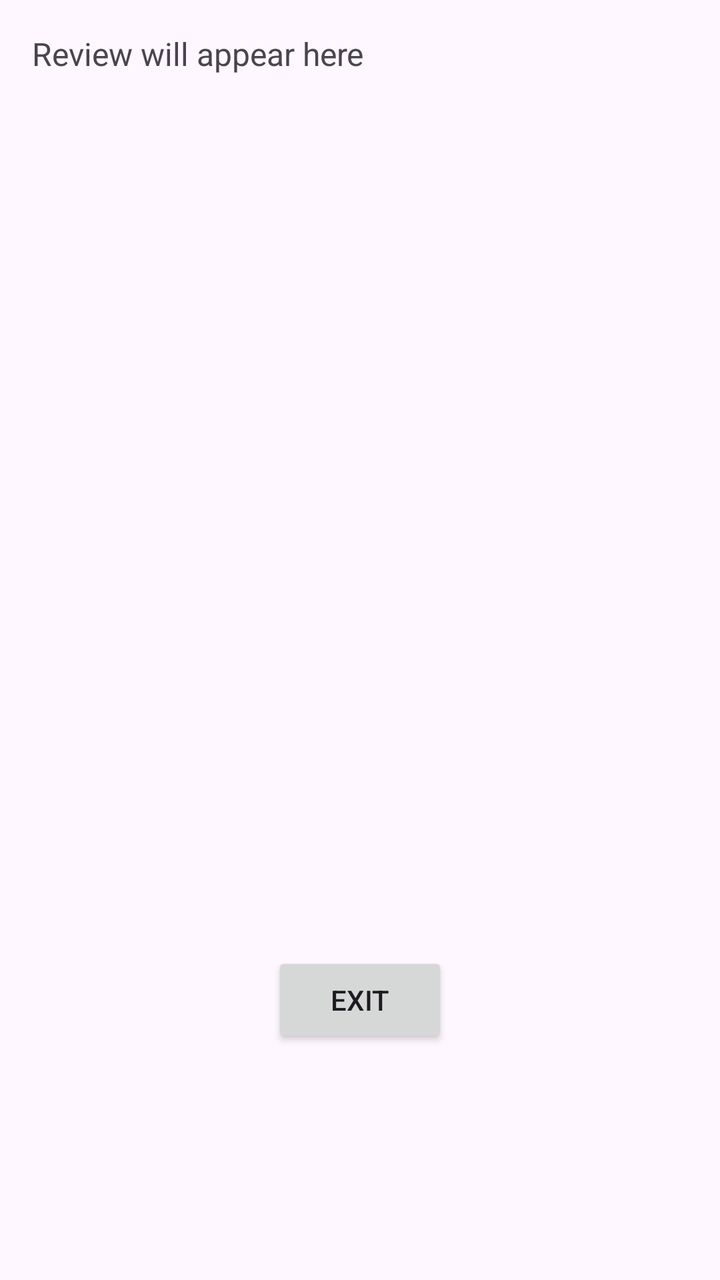
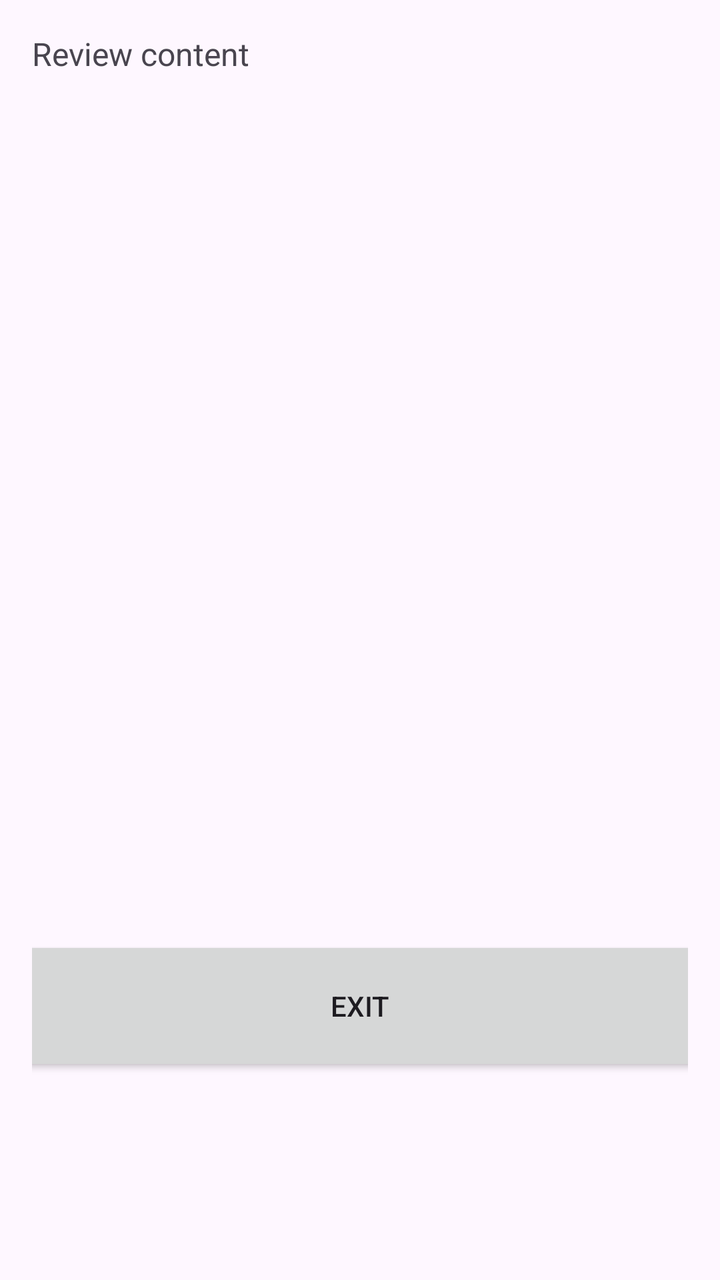

Compare the two renders of this Android layout. The source of the first and the diff that turns it into the second are given below.
<!-- AndroidManifest.xml: application theme Theme.MyFlashCardApp -->
<!-- res/layout/activity_review.xml -->
<?xml version="1.0" encoding="utf-8"?>
<LinearLayout xmlns:android="http://schemas.android.com/apk/res/android"
    android:layout_width="match_parent"
    android:layout_height="match_parent"
    android:orientation="vertical"
    android:padding="16dp">

    
    <TextView
        android:id="@+id/tvReview"
        android:layout_width="383dp"
        android:layout_height="444dp"
        android:layout_marginBottom="16dp"
        android:text="Review will appear here"
        android:textSize="16sp" />

    
    <Button
        android:id="@+id/btnExit"
        android:layout_width="wrap_content"
        android:layout_height="wrap_content"
        android:text="@string/exit"
        android:layout_gravity="center"/>

</LinearLayout>
<!-- resources referenced by this layout -->
<resources>
  <string name="exit">Exit</string>
  <style name="Theme.MyFlashCardApp" parent="Base.Theme.MyFlashCardApp" />
  <style name="Base.Theme.MyFlashCardApp" parent="Theme.Material3.DayNight.NoActionBar">
          
          
      </style>
</resources>

<!-- the commit's change to res/layout/activity_review.xml (unified diff, before → after) -->
@@ -6,20 +6,21 @@
     android:padding="16dp">
 
     
+
+    
     <TextView
-        android:id="@+id/tvReview"
-        android:layout_width="383dp"
-        android:layout_height="444dp"
+        android:id="@+id/ReviewText"
+        android:layout_width="372dp"
+        android:layout_height="436dp"
         android:layout_marginBottom="16dp"
-        android:text="Review will appear here"
+        android:text="Review content"
         android:textSize="16sp" />
 
-    
     <Button
-        android:id="@+id/btnExit"
-        android:layout_width="wrap_content"
-        android:layout_height="wrap_content"
-        android:text="@string/exit"
-        android:layout_gravity="center"/>
+        android:id="@+id/ExitBtn"
+        android:layout_width="387dp"
+        android:layout_height="70dp"
+        android:layout_gravity="center"
+        android:text="Exit" />
 
 </LinearLayout>
<!-- resource entries referenced after the edit -->
@@ -1,6 +1,5 @@
 <!-- resources referenced by this layout -->
 <resources>
-  <string name="exit">Exit</string>
   <style name="Theme.MyFlashCardApp" parent="Base.Theme.MyFlashCardApp" />
   <style name="Base.Theme.MyFlashCardApp" parent="Theme.Material3.DayNight.NoActionBar">
           
